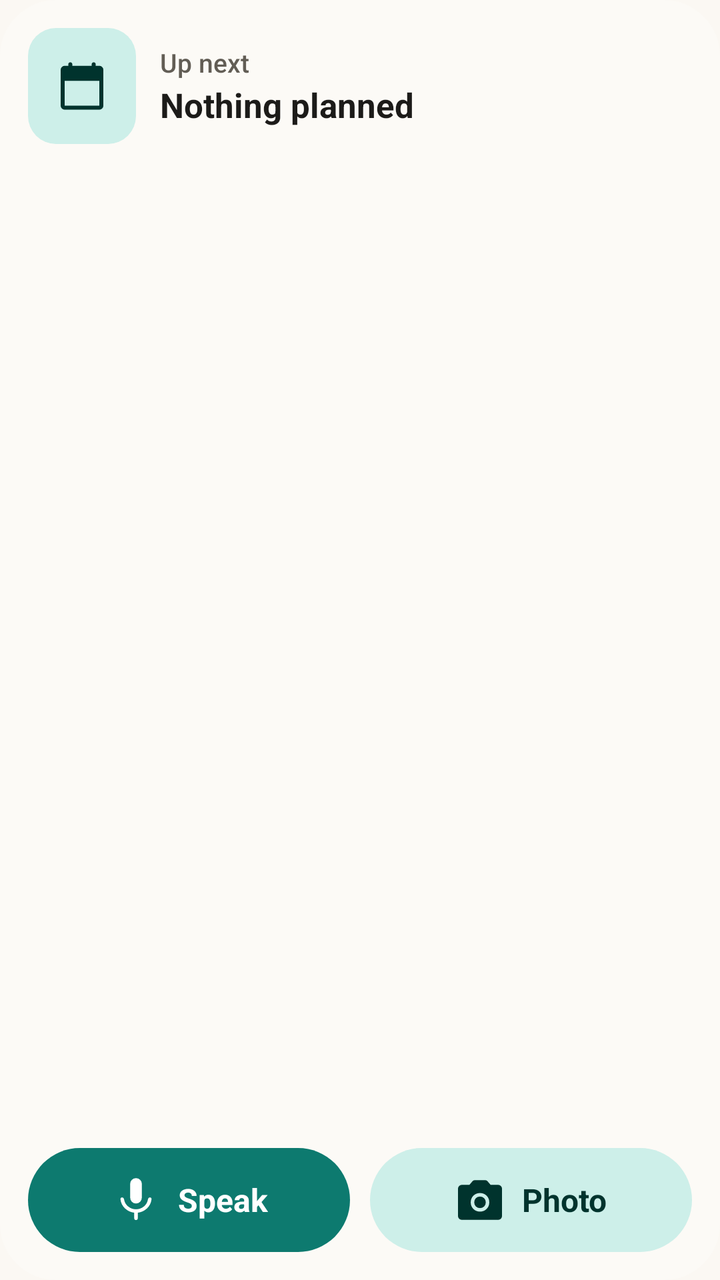
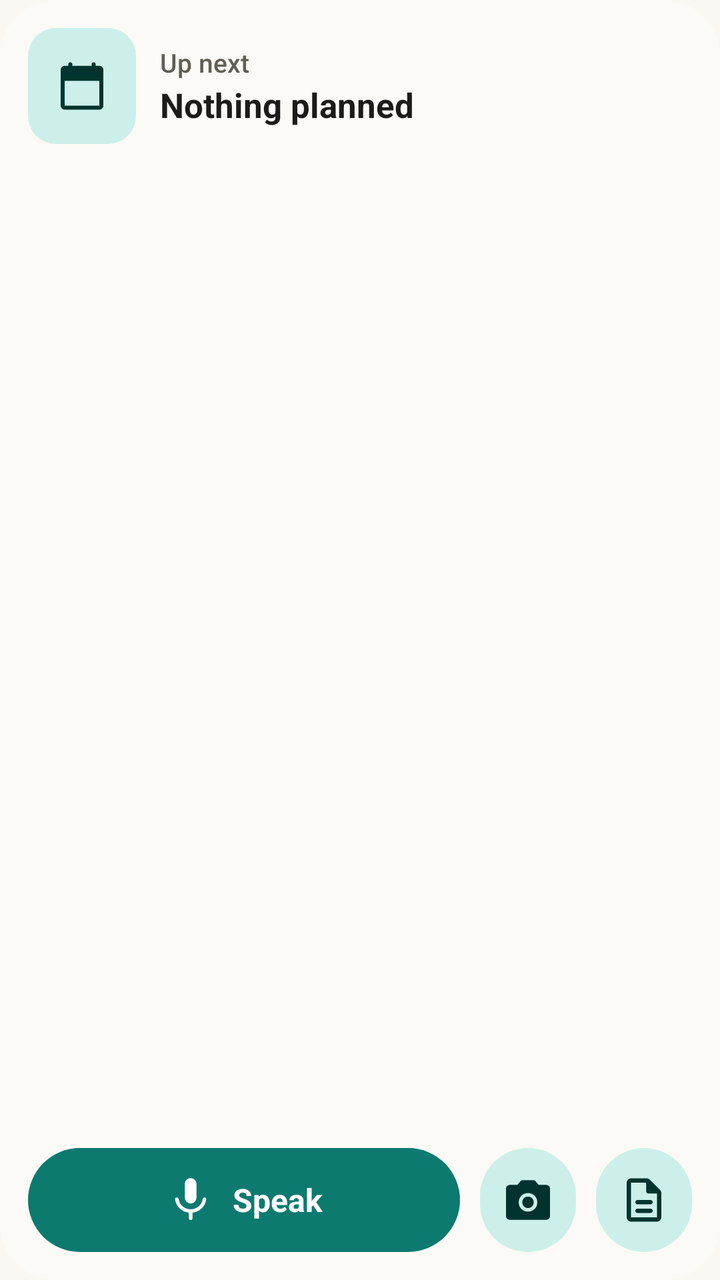

Before-and-after screenshots of an Android layout around one commit, followed by the original layout XML and the change that was made.
<!-- AndroidManifest.xml: application theme Theme.Merks -->
<!-- res/layout/widget_all.xml -->
<?xml version="1.0" encoding="utf-8"?>
<LinearLayout xmlns:android="http://schemas.android.com/apk/res/android"
    xmlns:tools="http://schemas.android.com/tools"
    android:id="@android:id/background"
    android:layout_width="match_parent"
    android:layout_height="match_parent"
    android:background="@drawable/w_card"
    android:orientation="vertical"
    android:padding="14dp"
    tools:ignore="UseAppTint">

    <include layout="@layout/widget_next_head" />

    <include layout="@layout/widget_next_more" />

    
    <FrameLayout
        android:layout_width="match_parent"
        android:layout_height="0dp"
        android:layout_weight="1"
        android:minHeight="12dp"
        tools:ignore="UselessLeaf" />

    <LinearLayout
        android:id="@+id/all_buttons"
        android:layout_width="match_parent"
        android:layout_height="52dp"
        android:baselineAligned="false"
        android:orientation="horizontal">

        <LinearLayout
            android:id="@+id/all_speak"
            android:layout_width="0dp"
            android:layout_height="match_parent"
            android:layout_weight="1"
            android:background="@drawable/w_pill_primary"
            android:contentDescription="@string/speak"
            android:gravity="center"
            android:orientation="horizontal"
            android:paddingHorizontal="12dp">

            <ImageView
                android:layout_width="26dp"
                android:layout_height="26dp"
                android:importantForAccessibility="no"
                android:src="@drawable/w_ic_mic"
                android:tint="@color/w_on_primary" />

            <TextView
                android:id="@+id/all_speak_label"
                android:layout_width="wrap_content"
                android:layout_height="wrap_content"
                android:layout_marginStart="8dp"
                android:ellipsize="end"
                android:fontFamily="sans-serif"
                android:importantForAccessibility="no"
                android:maxLines="1"
                android:text="@string/speak"
                android:textColor="@color/w_on_primary"
                android:textSize="16sp"
                android:textStyle="bold" />
        </LinearLayout>

        <LinearLayout
            android:id="@+id/all_photo"
            android:layout_width="0dp"
            android:layout_height="match_parent"
            android:layout_marginStart="10dp"
            android:layout_weight="1"
            android:background="@drawable/w_pill_tonal"
            android:contentDescription="@string/photo"
            android:gravity="center"
            android:orientation="horizontal"
            android:paddingHorizontal="12dp">

            <ImageView
                android:layout_width="26dp"
                android:layout_height="26dp"
                android:importantForAccessibility="no"
                android:src="@drawable/w_ic_camera"
                android:tint="@color/w_on_tonal" />

            <TextView
                android:id="@+id/all_photo_label"
                android:layout_width="wrap_content"
                android:layout_height="wrap_content"
                android:layout_marginStart="8dp"
                android:ellipsize="end"
                android:fontFamily="sans-serif"
                android:importantForAccessibility="no"
                android:maxLines="1"
                android:text="@string/photo"
                android:textColor="@color/w_on_tonal"
                android:textSize="16sp"
                android:textStyle="bold" />
        </LinearLayout>
    </LinearLayout>
</LinearLayout>
<!-- res/layout/widget_next_head.xml (included above) -->
<?xml version="1.0" encoding="utf-8"?>
<LinearLayout xmlns:android="http://schemas.android.com/apk/res/android"
    xmlns:tools="http://schemas.android.com/tools"
    android:id="@+id/next_head"
    android:layout_width="match_parent"
    android:layout_height="wrap_content"
    android:baselineAligned="false"
    android:gravity="center_vertical"
    android:orientation="horizontal"
    tools:ignore="UseAppTint">

    <LinearLayout
        android:id="@+id/next_badge"
        android:layout_width="wrap_content"
        android:layout_height="wrap_content"
        android:layout_marginEnd="12dp"
        android:background="@drawable/w_badge"
        android:gravity="center"
        android:importantForAccessibility="noHideDescendants"
        android:minWidth="54dp"
        android:minHeight="58dp"
        android:orientation="vertical"
        android:paddingHorizontal="4dp"
        android:paddingVertical="6dp">

        <TextView
            android:id="@+id/next_badge_weekday"
            android:visibility="gone"
            android:layout_width="wrap_content"
            android:layout_height="wrap_content"
            android:duplicateParentState="true"
            android:fontFamily="sans-serif-medium"
            android:includeFontPadding="false"
            android:maxLines="1"
            android:textColor="@color/w_badge_ink"
            android:textSize="12sp" />

        <TextView
            android:id="@+id/next_badge_day"
            android:visibility="gone"
            android:layout_width="wrap_content"
            android:layout_height="wrap_content"
            android:layout_marginVertical="1dp"
            android:duplicateParentState="true"
            android:fontFamily="sans-serif"
            android:includeFontPadding="false"
            android:maxLines="1"
            android:textColor="@color/w_badge_ink"
            android:textSize="22sp"
            android:textStyle="bold" />

        <TextView
            android:id="@+id/next_badge_month"
            android:visibility="gone"
            android:layout_width="wrap_content"
            android:layout_height="wrap_content"
            android:duplicateParentState="true"
            android:fontFamily="sans-serif-medium"
            android:includeFontPadding="false"
            android:maxLines="1"
            android:textColor="@color/w_badge_ink"
            android:textSize="12sp" />

        
        <ImageView
            android:id="@+id/next_badge_icon"
            android:layout_width="28dp"
            android:layout_height="28dp"
            android:importantForAccessibility="no"
            android:src="@drawable/w_ic_calendar"
            android:tint="@color/w_on_tonal" />
    </LinearLayout>

    <LinearLayout
        android:id="@+id/next_texts"
        android:layout_width="0dp"
        android:layout_height="wrap_content"
        android:layout_weight="1"
        android:orientation="vertical">

        <TextView
            android:id="@+id/next_label"
            android:layout_width="match_parent"
            android:layout_height="wrap_content"
            android:layout_marginBottom="1dp"
            android:ellipsize="end"
            android:fontFamily="sans-serif-medium"
            android:maxLines="1"
            android:text="@string/next_up_label"
            android:textColor="@color/w_on_surface_variant"
            android:textSize="13sp" />

        
        <TextView
            android:id="@+id/next_day"
            android:layout_width="match_parent"
            android:layout_height="wrap_content"
            android:ellipsize="end"
            android:fontFamily="sans-serif-medium"
            android:maxLines="1"
            android:textColor="@color/w_accent"
            android:textSize="13sp"
            android:visibility="gone" />

        <TextView
            android:id="@+id/next_title"
            android:layout_width="match_parent"
            android:layout_height="wrap_content"
            android:ellipsize="end"
            android:fontFamily="sans-serif"
            android:maxLines="2"
            android:text="@string/next_up_none"
            android:textColor="@color/w_on_surface"
            android:textSize="17sp"
            android:textStyle="bold" />

        <TextView
            android:id="@+id/next_when"
            android:layout_width="match_parent"
            android:layout_height="wrap_content"
            android:layout_marginTop="1dp"
            android:ellipsize="end"
            android:fontFamily="sans-serif-medium"
            android:maxLines="1"
            android:textColor="@color/w_accent"
            android:textSize="14sp"
            android:visibility="gone" />
    </LinearLayout>
</LinearLayout>
<!-- res/layout/widget_next_more.xml (included above) -->
<?xml version="1.0" encoding="utf-8"?>
<LinearLayout xmlns:android="http://schemas.android.com/apk/res/android"
    android:id="@+id/next_more"
    android:layout_width="match_parent"
    android:layout_height="wrap_content"
    android:layout_marginTop="10dp"
    android:orientation="vertical"
    android:visibility="gone">

    <FrameLayout
        android:layout_width="match_parent"
        android:layout_height="1dp"
        android:layout_marginBottom="8dp"
        android:background="@color/w_outline" />

    <LinearLayout
        android:id="@+id/next_row2"
        android:layout_width="match_parent"
        android:layout_height="wrap_content"
        android:baselineAligned="false"
        android:gravity="center_vertical"
        android:orientation="horizontal">

        <TextView
            android:id="@+id/next_row2_day"
            android:layout_width="wrap_content"
            android:layout_height="wrap_content"
            android:layout_marginEnd="12dp"
            android:fontFamily="sans-serif-medium"
            android:maxLines="1"
            android:minWidth="54dp"
            android:textColor="@color/w_accent"
            android:textSize="13sp" />

        <TextView
            android:id="@+id/next_line2"
            android:layout_width="0dp"
            android:layout_height="wrap_content"
            android:layout_weight="1"
            android:ellipsize="end"
            android:fontFamily="sans-serif"
            android:maxLines="1"
            android:textColor="@color/w_on_surface"
            android:textSize="14sp" />

        <TextView
            android:id="@+id/next_row2_time"
            android:layout_width="wrap_content"
            android:layout_height="wrap_content"
            android:layout_marginStart="8dp"
            android:fontFamily="sans-serif"
            android:maxLines="1"
            android:textColor="@color/w_on_surface_variant"
            android:textSize="13sp" />
    </LinearLayout>

    <LinearLayout
        android:id="@+id/next_row3"
        android:layout_width="match_parent"
        android:layout_height="wrap_content"
        android:layout_marginTop="4dp"
        android:baselineAligned="false"
        android:gravity="center_vertical"
        android:orientation="horizontal">

        <TextView
            android:id="@+id/next_row3_day"
            android:layout_width="wrap_content"
            android:layout_height="wrap_content"
            android:layout_marginEnd="12dp"
            android:fontFamily="sans-serif-medium"
            android:maxLines="1"
            android:minWidth="54dp"
            android:textColor="@color/w_accent"
            android:textSize="13sp" />

        <TextView
            android:id="@+id/next_line3"
            android:layout_width="0dp"
            android:layout_height="wrap_content"
            android:layout_weight="1"
            android:ellipsize="end"
            android:fontFamily="sans-serif"
            android:maxLines="1"
            android:textColor="@color/w_on_surface"
            android:textSize="14sp" />

        <TextView
            android:id="@+id/next_row3_time"
            android:layout_width="wrap_content"
            android:layout_height="wrap_content"
            android:layout_marginStart="8dp"
            android:fontFamily="sans-serif"
            android:maxLines="1"
            android:textColor="@color/w_on_surface_variant"
            android:textSize="13sp" />
    </LinearLayout>
    <LinearLayout
        android:id="@+id/next_stack2"
        android:layout_width="match_parent"
        android:layout_height="wrap_content"
        android:orientation="vertical"
        android:visibility="gone">

        <TextView
            android:id="@+id/next_stack2_day"
            android:layout_width="match_parent"
            android:layout_height="wrap_content"
            android:ellipsize="end"
            android:fontFamily="sans-serif-medium"
            android:maxLines="1"
            android:textColor="@color/w_accent"
            android:textSize="12sp" />

        <TextView
            android:id="@+id/next_stack2_title"
            android:layout_width="match_parent"
            android:layout_height="wrap_content"
            android:ellipsize="end"
            android:fontFamily="sans-serif"
            android:maxLines="1"
            android:textColor="@color/w_on_surface"
            android:textSize="14sp" />
    </LinearLayout>

    <LinearLayout
        android:id="@+id/next_stack3"
        android:layout_width="match_parent"
        android:layout_height="wrap_content"
        android:layout_marginTop="6dp"
        android:orientation="vertical"
        android:visibility="gone">

        <TextView
            android:id="@+id/next_stack3_day"
            android:layout_width="match_parent"
            android:layout_height="wrap_content"
            android:ellipsize="end"
            android:fontFamily="sans-serif-medium"
            android:maxLines="1"
            android:textColor="@color/w_accent"
            android:textSize="12sp" />

        <TextView
            android:id="@+id/next_stack3_title"
            android:layout_width="match_parent"
            android:layout_height="wrap_content"
            android:ellipsize="end"
            android:fontFamily="sans-serif"
            android:maxLines="1"
            android:textColor="@color/w_on_surface"
            android:textSize="14sp" />
    </LinearLayout>
</LinearLayout>
<!-- resources referenced by this layout -->
<resources>
  <style name="Theme.Merks" parent="Theme.Material3.DayNight.NoActionBar">
          <item name="colorPrimary">@color/m_primary</item>
          <item name="colorOnPrimary">@color/m_on_primary</item>
          <item name="colorPrimaryContainer">@color/m_primary_container</item>
          <item name="colorOnPrimaryContainer">@color/m_on_primary_container</item>
          <item name="colorSecondary">@color/m_secondary</item>
          <item name="colorOnSecondary">@color/m_on_secondary</item>
          <item name="colorSecondaryContainer">@color/m_secondary_container</item>
          <item name="colorOnSecondaryContainer">@color/m_on_secondary_container</item>
          <item name="android:colorBackground">@color/m_background</item>
          <item name="colorOnBackground">@color/m_on_background</item>
          <item name="colorSurface">@color/m_surface</item>
          <item name="colorOnSurface">@color/m_on_surface</item>
          <item name="colorSurfaceVariant">@color/m_surface_variant</item>
          <item name="colorOnSurfaceVariant">@color/m_on_surface_variant</item>
          <item name="colorSurfaceContainerLowest">@color/m_surface_container_lowest</item>
          <item name="colorSurfaceContainerLow">@color/m_surface_container_low</item>
          <item name="colorSurfaceContainer">@color/m_surface_container</item>
          <item name="colorSurfaceContainerHigh">@color/m_surface_container_high</item>
          <item name="colorSurfaceContainerHighest">@color/m_surface_container_highest</item>
          <item name="colorOutline">@color/m_outline</item>
          <item name="colorOutlineVariant">@color/m_outline_variant</item>
          <item name="colorError">@color/m_error</item>
          <item name="colorOnError">@color/m_on_error</item>
          <item name="colorSurfaceInverse">@color/m_inverse_surface</item>
          <item name="colorOnSurfaceInverse">@color/m_inverse_on_surface</item>
          <item name="colorPrimaryInverse">@color/m_inverse_primary</item>
  
          
          <item name="android:windowBackground">?android:attr/colorBackground</item>
          <item name="android:statusBarColor">?android:attr/colorBackground</item>
          <item name="android:navigationBarColor">?android:attr/colorBackground</item>
          <item name="android:windowLightStatusBar">@bool/light_bars</item>
          <item name="android:windowLightNavigationBar" tools:targetApi="27">@bool/light_bars</item>
  
          
          <item name="android:textAppearance">@style/TextAppearance.Merks.BodyLarge</item>
          <item name="textAppearanceHeadlineMedium">@style/TextAppearance.Merks.HeadlineMedium</item>
          <item name="textAppearanceHeadlineSmall">@style/TextAppearance.Merks.HeadlineSmall</item>
          <item name="textAppearanceTitleLarge">@style/TextAppearance.Merks.TitleLarge</item>
          <item name="textAppearanceTitleMedium">@style/TextAppearance.Merks.TitleMedium</item>
          <item name="textAppearanceTitleSmall">@style/TextAppearance.Merks.TitleSmall</item>
          <item name="textAppearanceBodyLarge">@style/TextAppearance.Merks.BodyLarge</item>
          <item name="textAppearanceBodyMedium">@style/TextAppearance.Merks.BodyMedium</item>
          <item name="textAppearanceBodySmall">@style/TextAppearance.Merks.BodySmall</item>
          <item name="textAppearanceLabelLarge">@style/TextAppearance.Merks.LabelLarge</item>
          <item name="textAppearanceLabelMedium">@style/TextAppearance.Merks.LabelMedium</item>
          <item name="textAppearanceLabelSmall">@style/TextAppearance.Merks.LabelSmall</item>
      </style>
  <!-- unchanged entries left out for length: 60 -->
</resources>

<!-- the commit's change to res/layout/widget_all.xml (unified diff, before → after) -->
@@ -40,6 +40,7 @@
             android:paddingHorizontal="12dp">
 
             <ImageView
+                android:id="@+id/all_speak_icon"
                 android:layout_width="26dp"
                 android:layout_height="26dp"
                 android:importantForAccessibility="no"
@@ -61,39 +62,42 @@
                 android:textStyle="bold" />
         </LinearLayout>
 
-        <LinearLayout
+        
+        <FrameLayout
             android:id="@+id/all_photo"
-            android:layout_width="0dp"
+            android:layout_width="48dp"
             android:layout_height="match_parent"
             android:layout_marginStart="10dp"
-            android:layout_weight="1"
             android:background="@drawable/w_pill_tonal"
-            android:contentDescription="@string/photo"
-            android:gravity="center"
-            android:orientation="horizontal"
-            android:paddingHorizontal="12dp">
+            android:contentDescription="@string/photo">
 
             <ImageView
+                android:id="@+id/all_photo_icon"
                 android:layout_width="26dp"
                 android:layout_height="26dp"
+                android:layout_gravity="center"
                 android:importantForAccessibility="no"
                 android:src="@drawable/w_ic_camera"
                 android:tint="@color/w_on_tonal" />
-
-            <TextView
-                android:id="@+id/all_photo_label"
-                android:layout_width="wrap_content"
-                android:layout_height="wrap_content"
-                android:layout_marginStart="8dp"
-                android:ellipsize="end"
-                android:fontFamily="sans-serif"
+        </FrameLayout>
+
+        <FrameLayout
+            android:id="@+id/all_file"
+            android:layout_width="48dp"
+            android:layout_height="match_parent"
+            android:layout_marginStart="10dp"
+            android:background="@drawable/w_pill_tonal"
+            android:contentDescription="@string/file_widget">
+
+            <ImageView
+                android:id="@+id/all_file_icon"
+                android:layout_width="26dp"
+                android:layout_height="26dp"
+                android:layout_gravity="center"
                 android:importantForAccessibility="no"
-                android:maxLines="1"
-                android:text="@string/photo"
-                android:textColor="@color/w_on_tonal"
-                android:textSize="16sp"
-                android:textStyle="bold" />
-        </LinearLayout>
+                android:src="@drawable/w_ic_file"
+                android:tint="@color/w_on_tonal" />
+        </FrameLayout>
     </LinearLayout>
 </LinearLayout>
 <!-- res/layout/widget_next_head.xml (included above) -->
@@ -224,6 +228,19 @@
             android:textColor="@color/w_accent"
             android:textSize="14sp"
             android:visibility="gone" />
+
+        
+        <TextView
+            android:id="@+id/next_note"
+            android:layout_width="match_parent"
+            android:layout_height="wrap_content"
+            android:layout_marginTop="1dp"
+            android:ellipsize="end"
+            android:fontFamily="sans-serif"
+            android:maxLines="1"
+            android:textColor="@color/w_on_surface_variant"
+            android:textSize="13sp"
+            android:visibility="gone" />
     </LinearLayout>
 </LinearLayout>
 <!-- res/layout/widget_next_more.xml (included above) -->
@@ -237,6 +254,7 @@
     android:visibility="gone">
 
     <FrameLayout
+        android:id="@+id/next_divider"
         android:layout_width="match_parent"
         android:layout_height="1dp"
         android:layout_marginBottom="8dp"
<!-- resource entries referenced after the edit -->
@@ -1,5 +1,19 @@
 <!-- resources referenced by this layout -->
 <resources>
+  <!-- drawable w_ic_file (drawable) -->
+  <?xml version="1.0" encoding="utf-8"?>
+  <vector xmlns:android="http://schemas.android.com/apk/res/android"
+      android:width="24dp"
+      android:height="24dp"
+      android:viewportWidth="960"
+      android:viewportHeight="960">
+      <group android:translateY="960">
+          <path
+              android:fillColor="#FFFFFF"
+              android:pathData="M360-240h240q17 0 28.5-11.5T640-280q0-17-11.5-28.5T600-320H360q-17 0-28.5 11.5T320-280q0 17 11.5 28.5T360-240Zm0-160h240q17 0 28.5-11.5T640-440q0-17-11.5-28.5T600-480H360q-17 0-28.5 11.5T320-440q0 17 11.5 28.5T360-400ZM240-80q-33 0-56.5-23.5T160-160v-640q0-33 23.5-56.5T240-880h287q16 0 30.5 6t25.5 17l194 194q11 11 17 25.5t6 30.5v447q0 33-23.5 56.5T720-80H240Zm280-560v-160H240v640h480v-440H560q-17 0-28.5-11.5T520-640ZM240-800v200-200 640-640Z" />
+      </group>
+  </vector>
+  <string name="file_widget">Read file</string>
   <style name="Theme.Merks" parent="Theme.Material3.DayNight.NoActionBar">
           <item name="colorPrimary">@color/m_primary</item>
           <item name="colorOnPrimary">@color/m_on_primary</item>
@@ -29,6 +43,17 @@
           <item name="colorPrimaryInverse">@color/m_inverse_primary</item>
   
           
+          <item name="merksWidgetSurface">@color/w_surface</item>
+          <item name="merksWidgetOnSurface">@color/w_on_surface</item>
+          <item name="merksWidgetOnSurfaceVariant">@color/w_on_surface_variant</item>
+          <item name="merksWidgetOutline">@color/w_outline</item>
+          <item name="merksWidgetPrimary">@color/w_primary</item>
+          <item name="merksWidgetOnPrimary">@color/w_on_primary</item>
+          <item name="merksWidgetTonal">@color/w_tonal</item>
+          <item name="merksWidgetOnTonal">@color/w_on_tonal</item>
+          <item name="merksWidgetAccent">@color/w_accent</item>
+  
+          
           <item name="android:windowBackground">?android:attr/colorBackground</item>
           <item name="android:statusBarColor">?android:attr/colorBackground</item>
           <item name="android:navigationBarColor">?android:attr/colorBackground</item>
